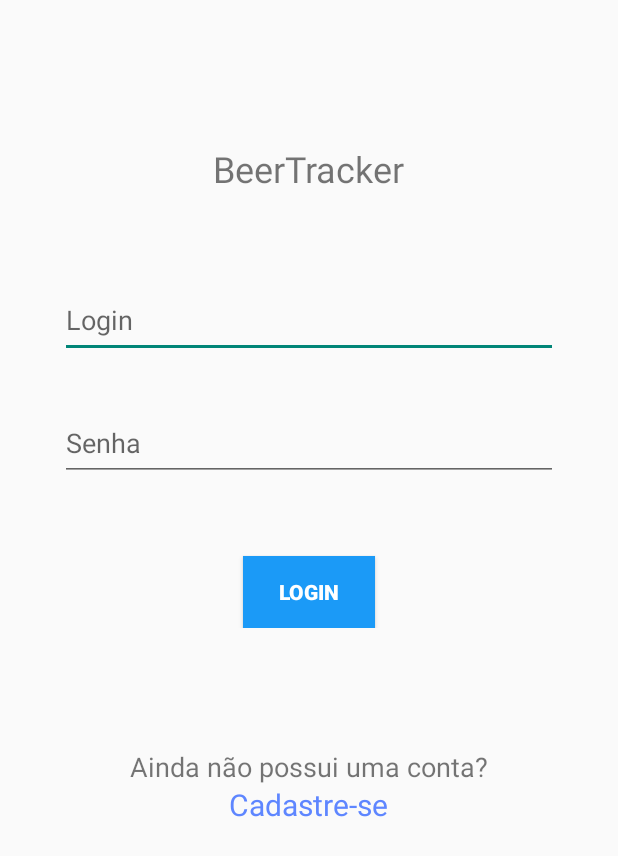
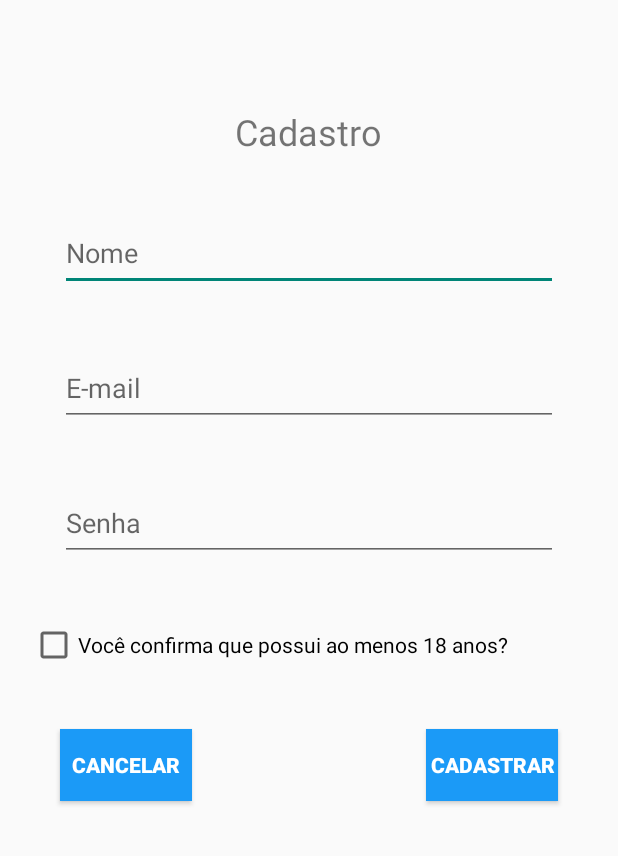
Before and after one commit to StanislaoMissio/BeerTracker, an Android app: the screen it shows after launch (LoginActivity before the commit, CadastroActivity after it), after a tap on "Cadastre-se", on a phone screen of 412 x 824 dp. Shown: the top 856 px of the screen. Run offline under Robolectric (Android 15) with nearby library versions, the phone set to English and light mode, and no system bars; 2 statements that could not run were skipped.

Commit message:
Login e cadastro

```diff
--- a/app/src/main/java/com/android/beertracker/activity/LoginActivity.java
+++ b/app/src/main/java/com/android/beertracker/activity/LoginActivity.java
@@ -2,6 +2,7 @@ package com.android.beertracker.activity;
 
 import android.content.Intent;
 import android.os.Bundle;
+import android.support.design.widget.Snackbar;
 import android.support.v7.app.AppCompatActivity;
 import android.view.View;
 import android.widget.Button;
@@ -9,23 +10,31 @@ import android.widget.EditText;
 import android.widget.TextView;
 
 import com.android.beertracker.R;
+import com.android.beertracker.entity.User;
+import com.android.beertracker.infrastructure.OperationListener;
+import com.android.beertracker.manager.UserManager;
+
+import java.util.List;
 
 public class LoginActivity extends AppCompatActivity {
 
-    private EditText loginText;
-    private EditText passwordText;
-    private Button buttonLogin;
-    private TextView signInText;
+    EditText loginText;
+    EditText passwordText;
+    Button buttonLogin;
+    TextView signInText;
+    private UserManager userManager;
 
     @Override
     protected void onCreate(Bundle savedInstanceState) {
         super.onCreate(savedInstanceState);
         setContentView(R.layout.activity_login);
 
-        loginText = (EditText) findViewById(R.id.login_text);
-        passwordText = (EditText) findViewById(R.id.password_text);
-        buttonLogin = (Button) findViewById(R.id.login);
-        signInText = (TextView) findViewById(R.id.signin_text);
+        userManager = new UserManager(this);
+
+        loginText = findViewById(R.id.login_text);
+        passwordText = findViewById(R.id.password_text);
+        buttonLogin = findViewById(R.id.login);
+        signInText = findViewById(R.id.signin_text);
 
         signInText.setOnClickListener(new View.OnClickListener() {
             @Override
@@ -38,8 +47,19 @@ public class LoginActivity extends AppCompatActivity {
         buttonLogin.setOnClickListener(new View.OnClickListener() {
             @Override
             public void onClick(View view) {
-                Intent intent = new Intent(LoginActivity.this, MainActivity.class);
-                startActivity(intent);
+                User user = new User(null, passwordText.getText().toString(), loginText.getText().toString());
+                userManager.loginUser(user, new OperationListener() {
+                    @Override
+                    public void onOperationSuccess(Object o) {
+                        Intent intent = new Intent(LoginActivity.this, MainActivity.class);
+                        startActivity(intent);
+                    }
+
+                    @Override
+                    public void onOperationError(Object o, List list) {
+                        Snackbar.make(loginText,"Erro ao efetuar login", Snackbar.LENGTH_SHORT).show();
+                    }
+                });
             }
         });
     }
--- a/app/src/main/java/com/android/beertracker/entity/User.java
+++ b/app/src/main/java/com/android/beertracker/entity/User.java
@@ -3,6 +3,7 @@ package com.android.beertracker.entity;
 import android.os.Parcel;
 import android.os.Parcelable;
 
+import com.google.gson.annotations.Expose;
 import com.google.gson.annotations.SerializedName;
 
 import java.sql.Date;
@@ -10,8 +11,11 @@ import java.util.HashMap;
 
 public class User implements Parcelable {
 
+    @Expose
     private String usuario;
+    @Expose
     private String senha;
+    @Expose
     private String email;
 
     private HashMap<String, String> listUser = new HashMap<>();
--- a/app/src/main/java/com/android/beertracker/integrator/UserAPI.java
+++ b/app/src/main/java/com/android/beertracker/integrator/UserAPI.java
@@ -1,10 +1,13 @@
 package com.android.beertracker.integrator;
+
+import com.google.gson.Gson;
 
 import com.android.beertracker.activity.UserResponse;
 import com.android.beertracker.entity.User;
 
 import java.util.HashMap;
 
+import okhttp3.RequestBody;
 import retrofit2.Call;
 import retrofit2.http.Body;
 import retrofit2.http.POST;
@@ -12,7 +15,8 @@ import retrofit2.http.POST;
 public interface UserAPI {
 
     @POST("/register-user")
-    Call<UserResponse> registerUsuario(@Body HashMap<String, String> user);
+    Call<UserResponse> registerUsuario(@Body User user);
+
     @POST("/login-user")
-    Call<UserResponse> loginUser(User user);
+    Call<UserResponse> loginUser(@Body User user);
 }
--- a/app/src/main/java/com/android/beertracker/integrator/UserIntegrator.java
+++ b/app/src/main/java/com/android/beertracker/integrator/UserIntegrator.java
@@ -1,4 +1,7 @@
 package com.android.beertracker.integrator;
+
+import com.google.gson.Gson;
+import com.google.gson.GsonBuilder;
 
 import android.content.Context;
 
@@ -9,6 +12,7 @@ import com.android.beertracker.infrastructure.Constants;
 import java.io.IOException;
 import java.util.HashMap;
 
+import okhttp3.RequestBody;
 import retrofit2.Call;
 import retrofit2.Response;
 
@@ -22,7 +26,7 @@ public class UserIntegrator extends BaseIntegrator {
         super(context);
     }
 
-    public String registerUser(HashMap<String, String> user) {
+    public String registerUser(User user) {
         final UserAPI api = RetrofitClient.getClient(Constants.BeerTrackerAPI.HOST).create(UserAPI.class);
         final Call<UserResponse> request = api.registerUsuario(user);
         try {
--- a/app/src/main/java/com/android/beertracker/manager/UserManager.java
+++ b/app/src/main/java/com/android/beertracker/manager/UserManager.java
@@ -61,7 +61,7 @@ public class UserManager extends BaseManager {
         task.execute();
     }
 
-    public void registerUser(final HashMap<String, String> user, final OperationListener operationListener) {
+    public void registerUser(final User user, final OperationListener operationListener) {
         final AsyncTask<Void, Void, OperationResult<String>> task =
                 new AsyncTask<Void, Void, OperationResult<String>>() {
                     @Override
--- a/app/src/main/res/layout/activity_cadastro.xml
+++ b/app/src/main/res/layout/activity_cadastro.xml
@@ -14,7 +14,7 @@
             android:layout_centerHorizontal="true"
             android:layout_marginTop="@dimen/default_margin_15_dp"
             android:text="@string/cadastro"
-        android:textSize="24sp" />
+            android:textSize="24sp"/>
 
     <EditText
             android:id="@+id/nome_cadastro"
@@ -24,20 +24,7 @@
             android:layout_marginStart="@dimen/default_margin_40_dp"
             android:layout_marginTop="@dimen/default_margin_40_dp"
             android:layout_below="@+id/txtCadastro"
-        android:hint="@string/nome" />
-
-    <EditText
-        android:id="@+id/dataNasc_cadastro"
-        android:layout_width="match_parent"
-        android:layout_height="@dimen/default_size_50_dp"
-        android:layout_marginEnd="@dimen/default_margin_40_dp"
-        android:layout_marginStart="@dimen/default_margin_40_dp"
-        android:layout_marginTop="@dimen/default_margin_40_dp"
-        android:layout_below="@+id/nome_cadastro"
-        android:hint="@string/dataNasc"
-        android:focusable="false"
-        android:clickable="true"
-        android:inputType="date"/>
+            android:hint="@string/nome"/>
 
     <EditText
             android:id="@+id/email_cadastro"
@@ -47,8 +34,8 @@
             android:layout_marginStart="@dimen/default_margin_40_dp"
             android:layout_marginTop="@dimen/default_margin_40_dp"
             android:inputType="textEmailAddress"
-        android:layout_below="@+id/dataNasc_cadastro"
-        android:hint="@string/email" />
+            android:layout_below="@+id/nome_cadastro"
+            android:hint="@string/email"/>
 
     <EditText
             android:id="@+id/senha_cadastro"
@@ -59,7 +46,17 @@
             android:layout_marginTop="@dimen/default_margin_40_dp"
             android:layout_below="@+id/email_cadastro"
             android:inputType="textPassword"
-        android:hint="@string/senha" />
+            android:hint="@string/senha"/>
+
+    <CheckBox
+            android:id="@+id/check_age"
+            android:layout_width="match_parent"
+            android:layout_height="wrap_content"
+            android:layout_below="@+id/senha_cadastro"
+            android:layout_marginTop="@dimen/default_margin_40_dp"
+            android:layout_marginStart="20dp"
+            android:layout_marginEnd="20dp"
+            android:text="@string/check_age"/>
 
     <Button
             android:id="@+id/btnCadastrar"
@@ -68,7 +65,7 @@
             android:layout_alignParentRight="true"
             android:layout_marginRight="@dimen/default_margin_40_dp"
             android:layout_marginTop="@dimen/default_margin_40_dp"
-        android:layout_below="@+id/senha_cadastro"
+            android:layout_below="@+id/check_age"
             android:text="@string/cadastrar"
             android:background="@drawable/theme_button_pattern"
             android:textColor="@color/white"
@@ -80,7 +77,7 @@
             android:layout_height="wrap_content"
             android:layout_gravity="start"
             android:layout_marginTop="@dimen/default_margin_40_dp"
-        android:layout_below="@+id/senha_cadastro"
+            android:layout_below="@+id/check_age"
             android:layout_marginStart="@dimen/default_margin_40_dp"
             android:text="@string/cancelar"
             android:background="@drawable/theme_button_pattern"
--- a/app/src/main/res/values/strings.xml
+++ b/app/src/main/res/values/strings.xml
@@ -38,4 +38,5 @@
     <string name="chosen_driver">Você é o motorista da rodada</string>
     <string name="choose_again">Sortear Novamente</string>
     <string name="home">Inicio</string>
+    <string name="check_age">Você confirma que possui ao menos 18 anos?</string>
 </resources>
```
Also changed, not shown: app/src/main/AndroidManifest.xml (+18 -28 lines), app/src/main/java/com/android/beertracker/activity/CadastroActivity.java (+24 -5 lines), app/src/main/java/com/android/beertracker/business/UserBusiness.java (+11 -8 lines). Lines whose indentation alone changed are shown as unchanged.
